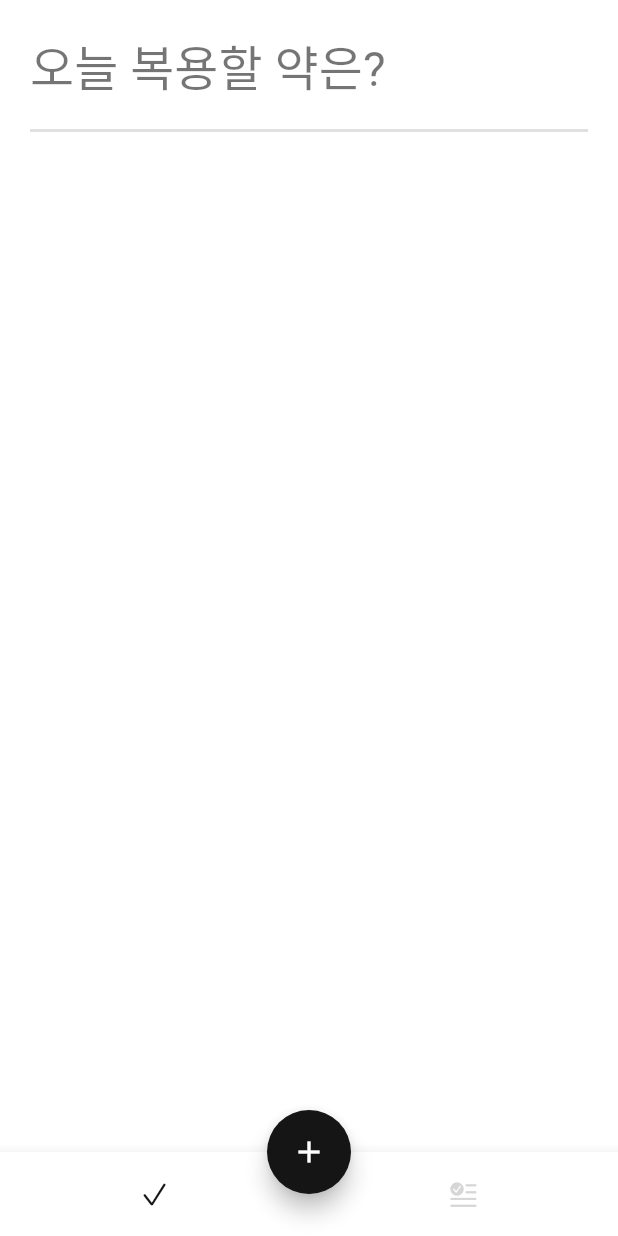
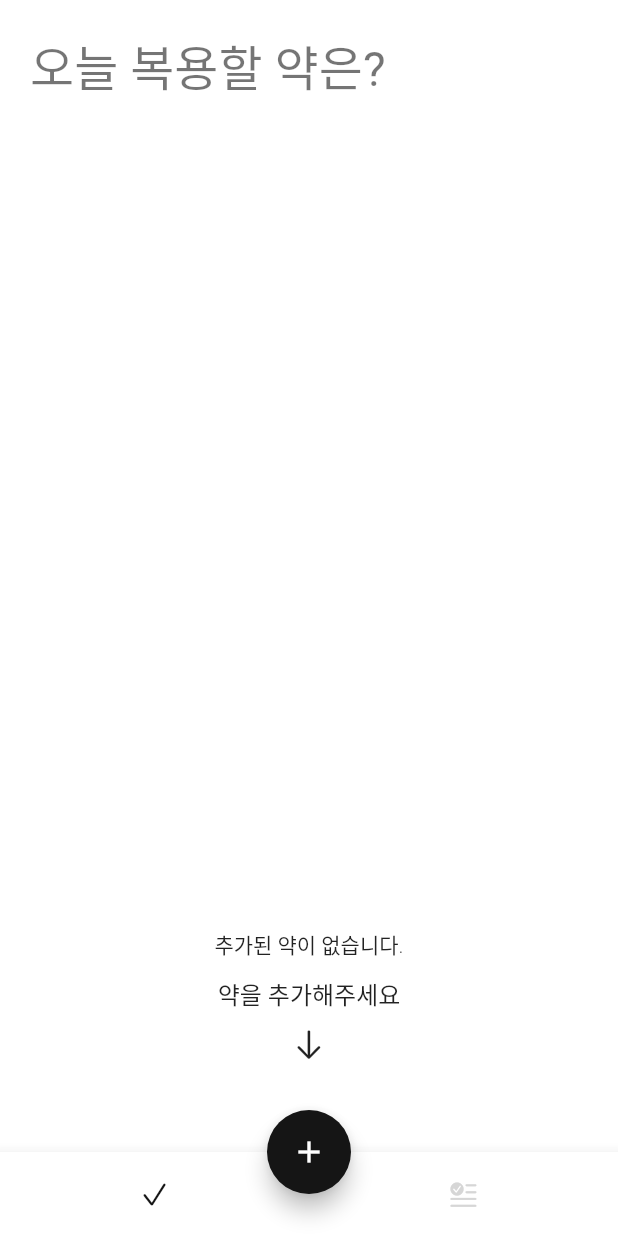
Before and after one commit to wogks/yakmu, a Flutter app: the screen it shows after launch, on a phone screen of 412 x 824 dp. Run offline on Flutter 3.47's test engine with Material 2 defaults, Android fonts, the phone set to English and light mode, and no system bars; our stand-ins replace flutter_local_notifications, flutter_native_timezone, hive, hive_flutter, image_picker, permission_handler and 1 more; accounts and stored records are empty; Roboto replaces fonts that are missing (GmarketSansTTF).

Commit message:
Feat:리스트가 비었을때 화면 제작

```diff
--- /dev/null
+++ b/lib/presentation/today_page/components/emty_widget.dart
@@ -0,0 +1,28 @@
+import 'package:alyak/util/dory_constants.dart';
+import 'package:flutter/cupertino.dart';
+import 'package:flutter/material.dart';
+
+
+class TodayEmpty extends StatelessWidget {
+  const TodayEmpty({super.key});
+
+  @override
+  Widget build(BuildContext context) {
+    return Column(
+      mainAxisAlignment: MainAxisAlignment.end,
+      children: [
+        const Center(child: Text('추가된 약이 없습니다.')),
+        const SizedBox(height: smallSpace),
+        Text(
+          '약을 추가해주세요',
+          style: Theme.of(context).textTheme.subtitle1,
+        ),
+        const SizedBox(height: smallSpace),
+        const Icon(CupertinoIcons.arrow_down),
+        const SizedBox(
+          height: largeSpace,
+        )
+      ],
+    );
+  }
+}
--- a/lib/presentation/today_page/today_page.dart
+++ b/lib/presentation/today_page/today_page.dart
@@ -4,6 +4,7 @@ import 'package:alyak/domain/model/medicine_alarm_model.dart';
 import 'package:alyak/domain/model/medicine_model.dart';
 import 'package:alyak/main.dart';
 import 'package:alyak/presentation/add_medicine_page/components/add_medicine_page_component.dart';
+import 'package:alyak/presentation/today_page/components/emty_widget.dart';
 import 'package:alyak/util/dory_constants.dart';
 import 'package:flutter/cupertino.dart';
 import 'package:flutter/material.dart';
@@ -22,7 +23,7 @@ class TodayPage extends StatelessWidget {
           style: Theme.of(context).textTheme.headline4,
         ),
         const SizedBox(height: regularSpace),
-        const Divider(height: 1, thickness: 2.0), //리스트부에서 짝 끊어줌
+
         Expanded(
           child: ValueListenableBuilder(
             valueListenable: medicineRepository.medicineBox.listenable(),
@@ -36,6 +37,10 @@ class TodayPage extends StatelessWidget {
   Widget _buildMedicineListView(context, Box<MeidicineModel> box, _) {
     final medicines = box.values.toList();
     final medicineAlarms = <MedicineAlarm>[];
+    //리스트가 비어있을떄 빈화면을 보여주는 창
+    if (medicines.isEmpty) {
+      return const TodayEmpty();
+    }
 
     for (var medicine in medicines) {
       for (var alarm in medicine.alarms) {
@@ -49,7 +54,11 @@ class TodayPage extends StatelessWidget {
       }
     }
 
-    return ListView.separated(
+    return Column(
+      children: [
+        const Divider(height: 1, thickness: 1.0), //리스트부에서 짝 끊어줌
+        Expanded(
+          child: ListView.separated(
             padding: const EdgeInsets.symmetric(vertical: smallSpace),
             itemCount: medicineAlarms.length,
             itemBuilder: (context, index) {
@@ -62,6 +71,10 @@ class TodayPage extends StatelessWidget {
                 height: regularSpace,
               );
             },
+          ),
+        ),
+        const Divider(height: 1, thickness: 1.0), //리스트부에서 짝 끊어줌
+      ],
     );
   }
 }
@@ -81,7 +94,9 @@ class MedicineListTile extends StatelessWidget {
       children: [
         CupertinoButton(
           padding: EdgeInsets.zero,
-          onPressed: medicineAlarm.imagePath == null ? null : () {
+          onPressed: medicineAlarm.imagePath == null
+              ? null
+              : () {
                   Navigator.push(
                       context,
                       FadePageRoute(
```
Lines whose indentation alone changed are shown as unchanged.
